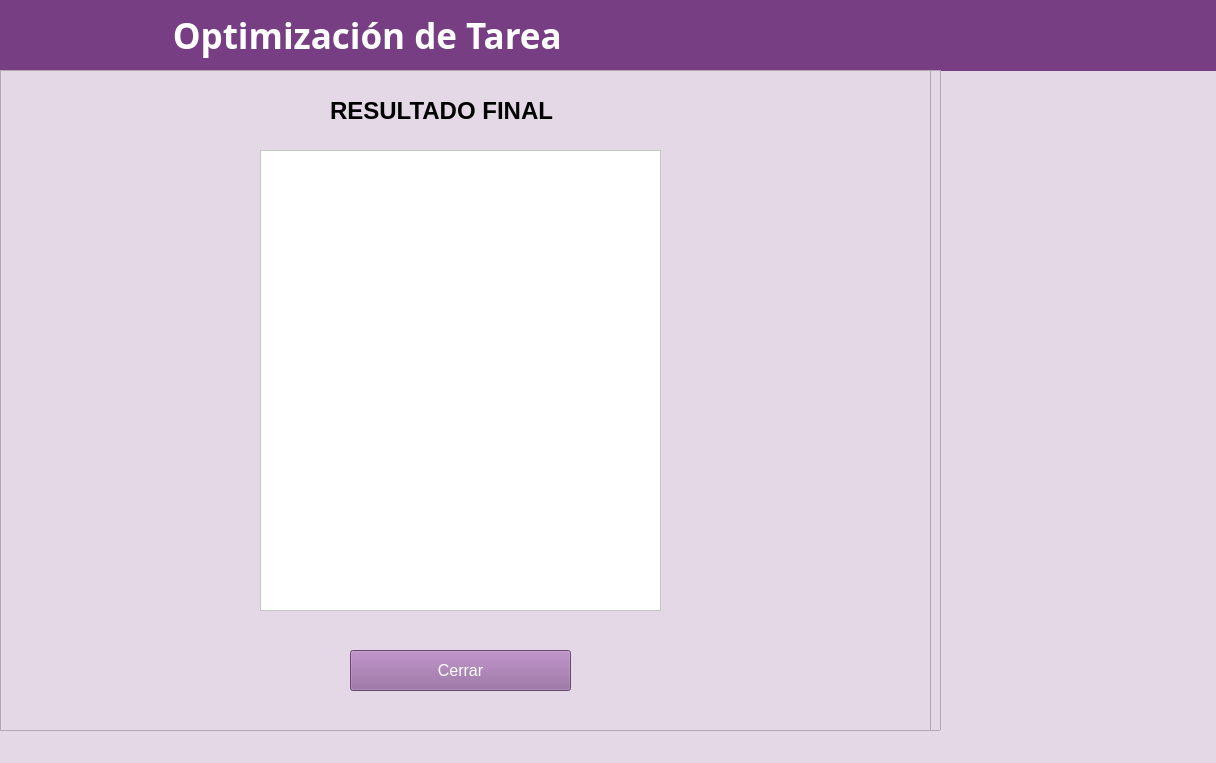
Qt form ui.ui (ozel-byte/todo-app-proyecto-c3) before a commit.
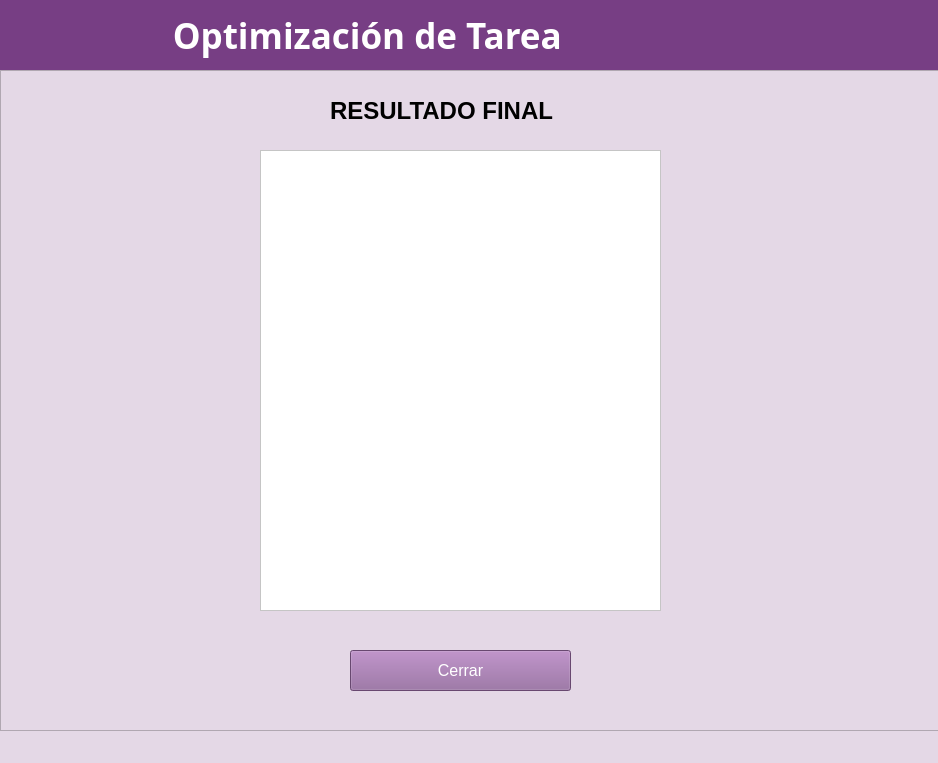
The same form after that commit.

Commit message: Se arregló

```diff
--- a/ui.ui
+++ b/ui.ui
@@ -6,7 +6,7 @@
    <rect>
     <x>0</x>
     <y>0</y>
-    <width>1216</width>
+    <width>938</width>
     <height>763</height>
    </rect>
   </property>
@@ -503,7 +503,7 @@
       <rect>
        <x>10</x>
        <y>0</y>
-       <width>931</width>
+       <width>941</width>
        <height>661</height>
       </rect>
      </property>
```
